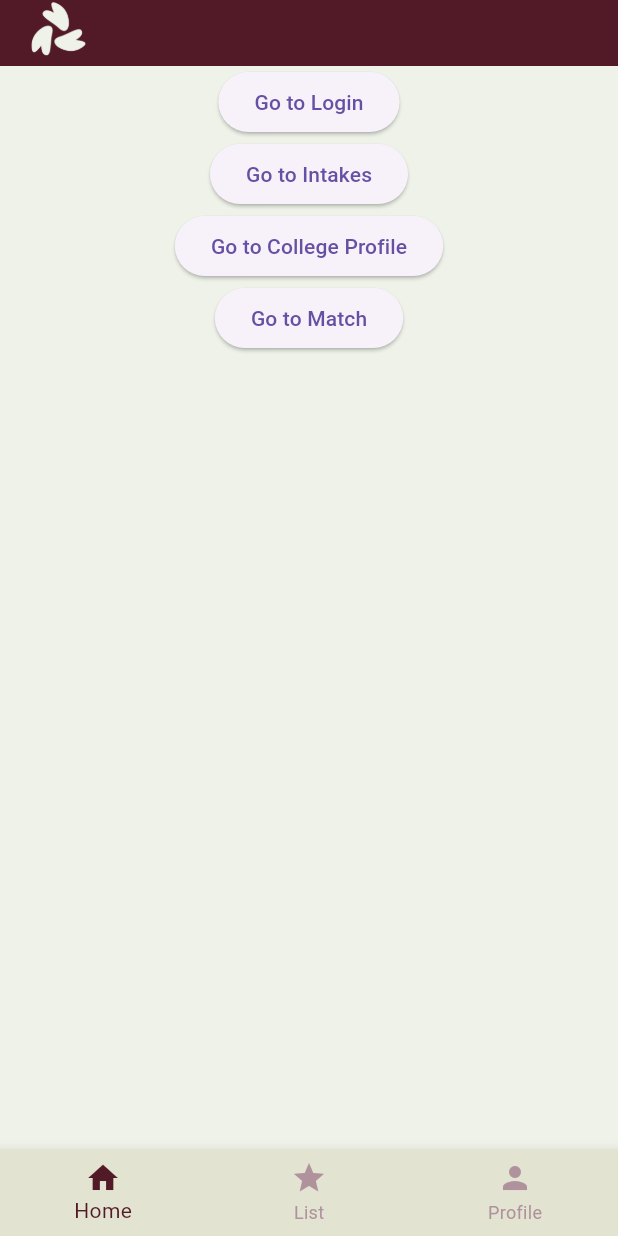
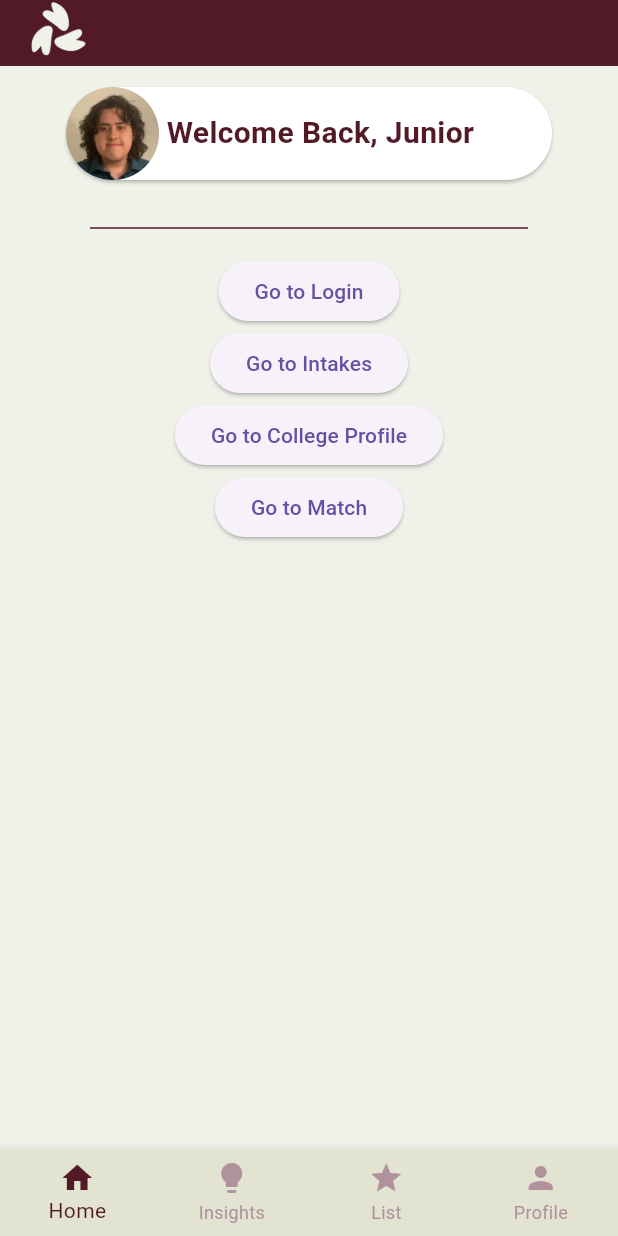
Before and after one commit to RosaMatch/Rosa-MVP, a Flutter app: the screen it shows after launch, on a phone screen of 412 x 824 dp. Run offline on Flutter 3.47's test engine with Material 3 defaults, Android fonts, the phone set to English and light mode, and no system bars; our stand-ins replace confetti, go_router, google_fonts, multi_select_flutter; missing offline and left inert: dart:ffi.

Commit message:
Added Profile card to home

```diff
--- a/app/lib/constants.dart
+++ b/app/lib/constants.dart
@@ -62,6 +62,7 @@ InputDecoration generateInputDecoration(String hint) {
 
   return decoration;
 }
+
 const double iconSize= 30.0;
 //ICONS
 const Icon essayIcon = Icon(Icons.history_edu_outlined, color: Color.fromRGBO(82, 25, 39, 1), size: iconSize,);
--- a/app/lib/homepage.dart
+++ b/app/lib/homepage.dart
@@ -41,6 +41,7 @@ class _HomePageState extends State<Home> {
             currentPage = value;
           });
         },
+        type: BottomNavigationBarType.fixed,
         backgroundColor: textFormBorderColor,
         selectedItemColor: rosaRedColor,
         unselectedItemColor: inactiveRedColor,
@@ -50,10 +51,10 @@ class _HomePageState extends State<Home> {
             icon: Icon(Icons.home),
             label: "Home",
           ),
-          // BottomNavigationBarItem(
-          //   icon: Icon(Icons.lightbulb),
-          //   label: "Insights",
-          // ),
+          BottomNavigationBarItem(
+            icon: Icon(Icons.lightbulb),
+            label: "Insights",
+          ),
           BottomNavigationBarItem(
             icon: Icon(Icons.star),
             label: "List",
@@ -67,6 +68,54 @@ class _HomePageState extends State<Home> {
       body: Center(
         child: Column(
           children: [
+            Padding(
+              padding: EdgeInsets.symmetric(vertical: 10, horizontal: 40),
+              child: Container(
+                height: 70,
+                //width: 317,
+                child: Card(
+                  shape: RoundedRectangleBorder(
+                    borderRadius: BorderRadius.circular(50),
+                  ),
+                  color: Colors.white,
+
+                  child: Row(
+                    children: [
+                      CircleAvatar(
+                        backgroundImage: AssetImage('assets/images/juniorpfp.png'),
+                        radius: 31,
+                      ),
+                      // Image.asset(
+                      //   'assets/images/juniorpfp.png',
+                      //   height: 64,
+                      //   width: 64,
+                      // ),
+                      Padding(
+                        padding: EdgeInsets.all(5),
+                        child: Text(
+                          'Welcome Back, Junior',
+                          style: TextStyle(
+                            color: rosaRedColor,
+                            fontWeight: FontWeight.bold,
+                            fontSize: 20,
+                          ),
+                          //selectionColor: rosaRedColor
+                        ),
+                      ),
+                    ]
+                  )
+                ),
+              ),
+            ),
+
+            Padding(
+              padding: EdgeInsets.symmetric(vertical: 10),
+              child: Divider(
+                color: rosaRedColor,
+                indent: 60,
+                endIndent: 60,
+              ),
+            ),
             ElevatedButton(
               onPressed: () {
                 context.go('/login');
```
Also changed, not shown: app/assets/images/juniorpfp.png (added).
